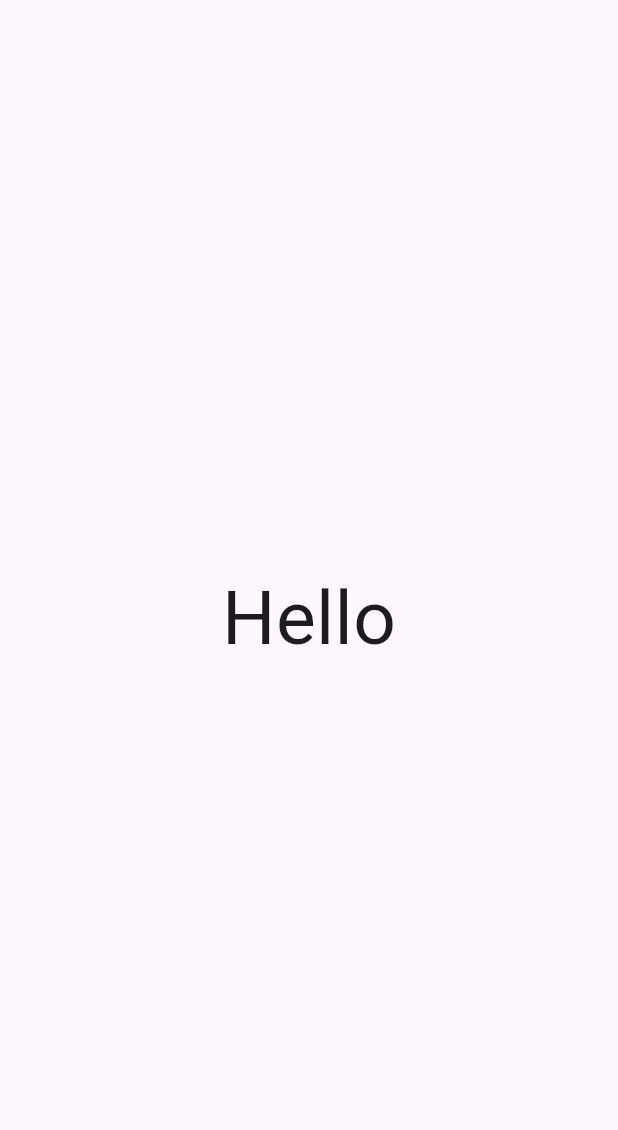
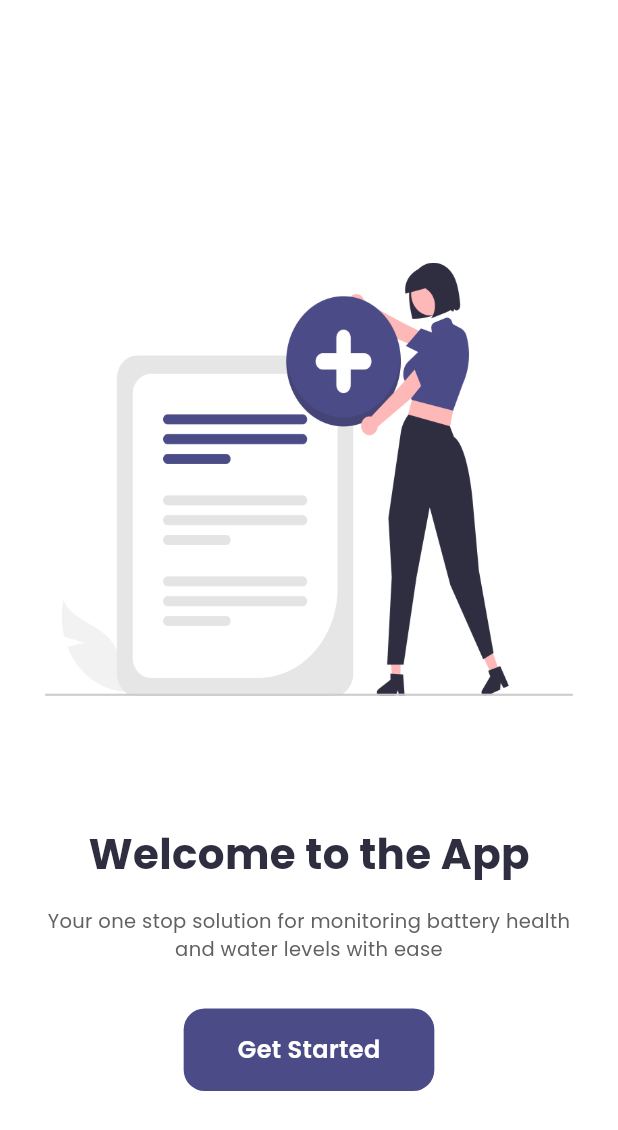
Before and after one commit to ganeshgovala/BHMS, a Flutter app: the screen it shows after launch, on a phone screen of 412 x 824 dp. Shown: the top 1130 px of the screen. Run offline on Flutter 3.47's test engine with Material 3 defaults, Android fonts, the phone set to English and light mode, and no system bars; our stand-ins replace google_fonts.

Commit message:
Added Opening Page

```diff
--- a/lib/main.dart
+++ b/lib/main.dart
@@ -1,5 +1,6 @@
 // ignore_for_file: prefer_const_constructors
 
+import 'package:bhms/pages/OpeningPage.dart';
 import 'package:flutter/material.dart';
 
 void main() {
@@ -14,11 +15,7 @@ class MyApp extends StatelessWidget {
     return MaterialApp(
       debugShowCheckedModeBanner: false,
       home: Scaffold(
-        body: Center(
-          child: Text("Hello", style: TextStyle(
-            fontSize: 50,
-          ),),
-        )
+        body: OpeningPage(),
       ),
     );
   }
--- /dev/null
+++ b/lib/pages/OpeningPage.dart
@@ -0,0 +1,58 @@
+// ignore_for_file: prefer_const_constructors
+
+import 'package:flutter/material.dart';
+import 'package:google_fonts/google_fonts.dart';
+
+class OpeningPage extends StatelessWidget {
+  const OpeningPage({super.key});
+
+  @override
+  Widget build(BuildContext context) {
+    return Scaffold(
+      backgroundColor: Colors.white,
+      body: Column(
+        children: [
+          Expanded(
+            flex: 4,
+            child: Container(
+              padding: EdgeInsets.only(left: 30, right: 30, top: 90),
+            child: Image.asset("lib/assets/openingPage.png", height: 100,),
+          )),
+          Expanded(
+            flex: 2,
+            child: Container(
+              padding: EdgeInsets.only(left: 20, right: 20),
+              child: Column(
+                children: [
+                  Text("Welcome to the App", style: GoogleFonts.poppins(
+                    fontSize: 28,
+                    color: const Color(0xFF2F2E41),
+                    fontWeight: FontWeight.w700,
+                  )),
+                  SizedBox(height: 15),
+                  Text("Your one stop solution for monitoring battery health and water levels with ease", style: GoogleFonts.poppins(
+                    fontSize: 13,
+                    color: Colors.grey[700],
+                  ), textAlign: TextAlign.center,),
+                  SizedBox(height: 30,),
+                  Container(
+                    padding: EdgeInsets.symmetric(horizontal: 36, vertical: 16),
+                    decoration: BoxDecoration(
+                      color: const Color(0xFF4B4B87),
+                      borderRadius: BorderRadius.circular(14)
+                    ),
+                    child: Text("Get Started", style: GoogleFonts.poppins(
+                      fontSize: 16,
+                      fontWeight: FontWeight.w600,
+                      color: Colors.white,
+                    )),
+                  )
+                ],
+              ),
+            )
+          )
+        ],
+      ),
+    );
+  }
+}
--- a/pubspec.yaml
+++ b/pubspec.yaml
@@ -35,6 +35,7 @@ dependencies:
   # The following adds the Cupertino Icons font to your application.
   # Use with the CupertinoIcons class for iOS style icons.
   cupertino_icons: ^1.0.8
+  google_fonts: ^6.2.1
 
 dev_dependencies:
   flutter_test:
@@ -59,9 +60,8 @@ flutter:
   uses-material-design: true
 
   # To add assets to your application, add an assets section, like this:
-  # assets:
-  #   - images/a_dot_burr.jpeg
-  #   - images/a_dot_ham.jpeg
+  assets:
+    - lib/assets/
 
   # An image asset can refer to one or more resolution-specific "variants", see
   # https://flutter.dev/to/resolution-aware-images
```
Also changed, not shown: lib/assets/openingPage.png (added), pubspec.lock, 1 other file.
